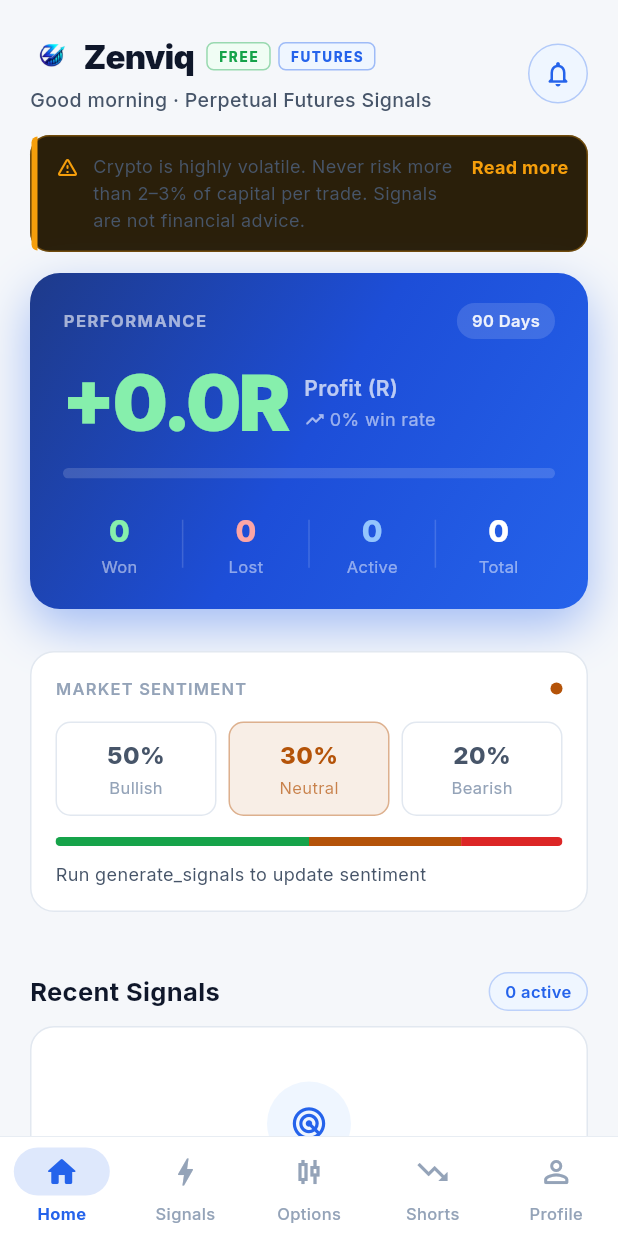
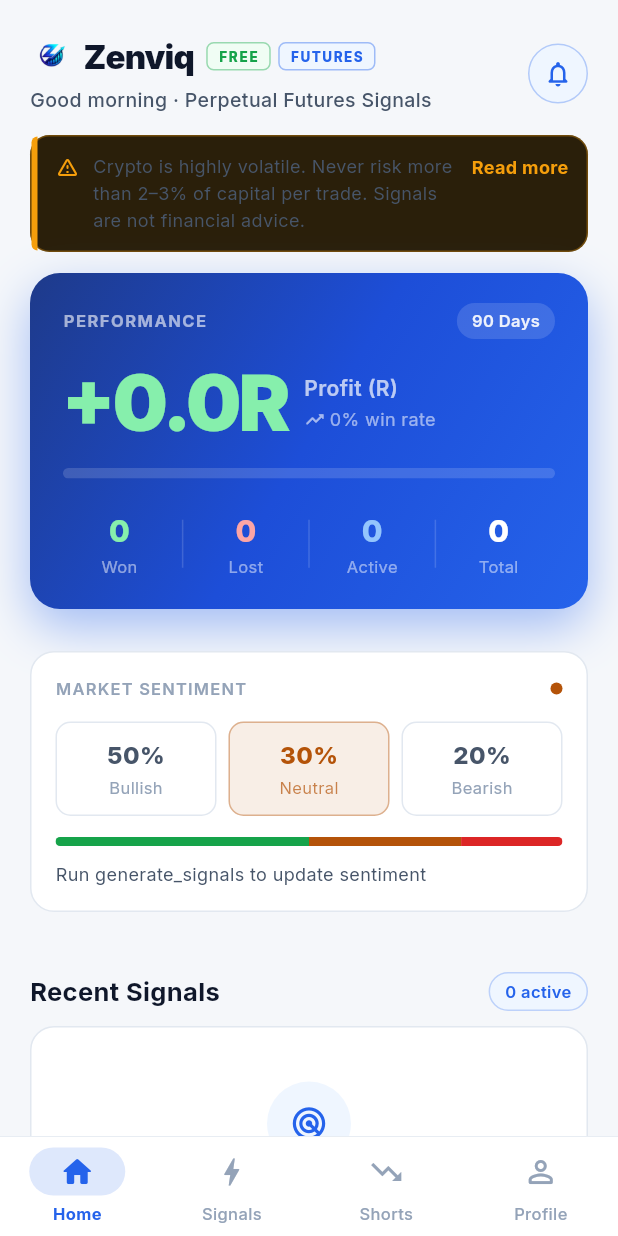
Before and after one commit to Anandhugithub1/trade-signals, a Flutter app: the screen it shows after launch, on a phone screen of 412 x 824 dp. Run offline on Flutter 3.47's test engine with Material 3 defaults, Android fonts, the phone set to English and light mode, and no system bars; our stand-ins replace firebase_core, firebase_messaging, flutter_local_notifications, google_fonts, package_info_plus, shared_preferences and 1 more; accounts and stored records are empty; network calls fail.

Commit message:
feat: remove options section from navigation and screens in Flutter app

```diff
--- a/app/lib/main.dart
+++ b/app/lib/main.dart
@@ -12,7 +12,6 @@
 import 'screens/disclaimer_screen.dart';
 import 'screens/home_screen.dart';
 import 'screens/signals_screen.dart';
-import 'screens/crypto_options_screen.dart';
 import 'screens/new_listing_shorts_screen.dart';
 import 'screens/profile_screen.dart';
 
@@ -73,7 +72,6 @@
   static const _screens = [
     HomeScreen(),
     SignalsScreen(),
-    CryptoOptionsScreen(),
     NewListingShortsScreen(),
     ProfileScreen(),
   ];
@@ -114,12 +112,6 @@
               label: 'Signals',
             ),
             NavigationDestination(
-              icon: Icon(Icons.candlestick_chart_outlined, color: c.t3),
-              selectedIcon:
-                  Icon(Icons.candlestick_chart_rounded, color: c.accent),
-              label: 'Options',
-            ),
-            NavigationDestination(
               icon: Icon(Icons.trending_down_outlined, color: c.t3),
               selectedIcon: Icon(Icons.trending_down_rounded, color: c.accent),
               label: 'Shorts',
```
